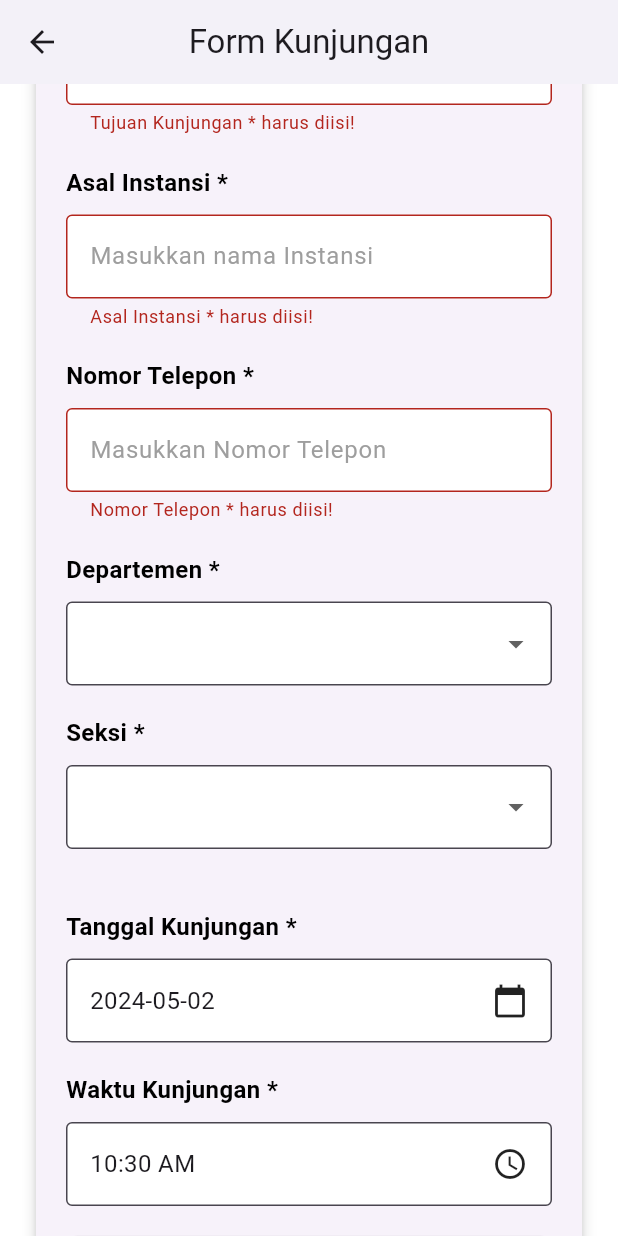
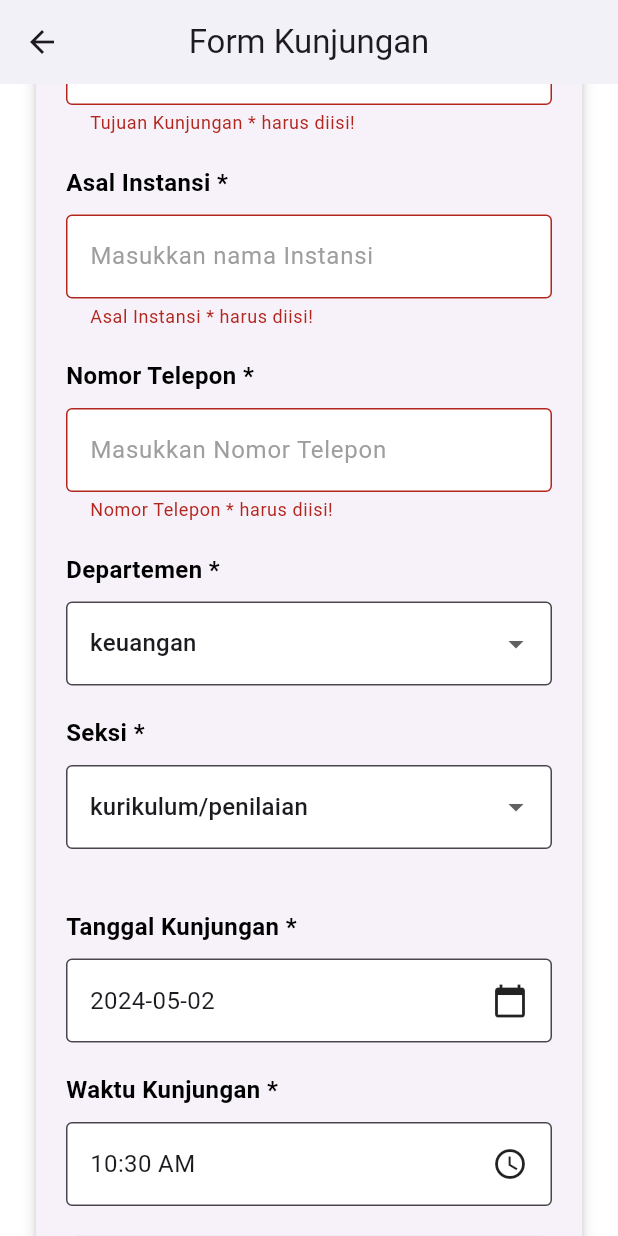
Before and after one commit to Rifqi0509/mobile_fix, a Flutter app: the KunjunganPage screen opened directly, scrolled down 377 dp, after a tap on "Ajukan Kunjungan", on a phone screen of 412 x 824 dp. Run offline on Flutter 3.47's test engine with Material 3 defaults, Android fonts, the phone set to English and light mode, and no system bars.

Commit message:
update baru

```diff
--- a/lib/dashboard/kunjungan.dart
+++ b/lib/dashboard/kunjungan.dart
@@ -17,8 +17,6 @@ class _KunjunganPageState extends State<KunjunganPage> {
   final TextEditingController _pihakController = TextEditingController();
   DateTime _selectedDate = DateTime.now();
   TimeOfDay _selectedTime = TimeOfDay.now();
-  String _selectedDepartemen = '';
-  String _selectedSeksi = '';
   bool _namaIsFilled = true;
   bool _alamatIsFilled = true;
   bool _tujuanIsFilled = true;
@@ -26,25 +24,28 @@ class _KunjunganPageState extends State<KunjunganPage> {
   bool _kontakIsFilled = true;
   bool _pihakIsSelected = true;
 
-  final Map<String, List<String>> _departemenOptions = {
-    'Departemen': [
+  // Variabel untuk menyimpan nilai dropdown departemen dan seksi yang dipilih
+  String _selectedDepartemen = 'keuangan';
+  String _selectedSeksi = 'kurikulum/penilaian';
+
+  // List pilihan untuk departemen dan seksi
+  List<String> departemenOptions = [
     'keuangan',
     'ketenagakerjaan',
     'paud/tk',
     'sd',
     'smp',
-      'perencanaan'
-    ],
-  };
+    'perencanaan',
+    'lainnya'
+  ];
 
-  final Map<String, List<String>> _seksiOptions = {
-    'Seksi': [
+  List<String> seksiOptions = [
     'kurikulum/penilaian',
     'sarana/prasarana',
     'pendidik_sd',
-      'pendidik_smp'
-    ],
-  };
+    'pendidik_smp',
+    'lainnya'
+  ];
 
   @override
   Widget build(BuildContext context) {
@@ -127,25 +128,35 @@ class _KunjunganPageState extends State<KunjunganPage> {
                         isFilled: _kontakIsFilled,
                         keyboardType: TextInputType.phone,
                       ),
-                      _buildDropdownField(
+                      _buildDropdown(
                         labelText: 'Departemen *',
-                        items: _departemenOptions.keys.toList(),
-                        onItemSelected: (selectedDepartemen) {
+                        value: _selectedDepartemen,
+                        onChanged: (newValue) {
                           setState(() {
-                            _selectedDepartemen = selectedDepartemen!;
+                            _selectedDepartemen = newValue.toString();
                           });
                         },
-                        options: _departemenOptions,
+                        items: departemenOptions.map((String value) {
+                          return DropdownMenuItem<String>(
+                            value: value,
+                            child: Text(value),
+                          );
+                        }).toList(),
                       ),
-                      _buildDropdownField(
+                      _buildDropdown(
                         labelText: 'Seksi *',
-                        items: _seksiOptions.keys.toList(),
-                        onItemSelected: (selectedSeksi) {
+                        value: _selectedSeksi,
+                        onChanged: (newValue) {
                           setState(() {
-                            _selectedSeksi = selectedSeksi!;
+                            _selectedSeksi = newValue.toString();
                           });
                         },
-                        options: _seksiOptions,
+                        items: seksiOptions.map((String value) {
+                          return DropdownMenuItem<String>(
+                            value: value,
+                            child: Text(value),
+                          );
+                        }).toList(),
                       ),
                       const SizedBox(height: 20),
                       const Text(
@@ -297,11 +308,11 @@ class _KunjunganPageState extends State<KunjunganPage> {
     );
   }
 
-  Widget _buildDropdownField({
+  Widget _buildDropdown({
     required String labelText,
-    required List<String> items,
-    required Function(String?) onItemSelected,
-    required Map<String, List<String>> options,
+    required String value,
+    required Function onChanged,
+    required List<DropdownMenuItem<String>> items,
   }) {
     return Column(
       crossAxisAlignment: CrossAxisAlignment.start,
@@ -315,19 +326,12 @@ class _KunjunganPageState extends State<KunjunganPage> {
           ),
         ),
         const SizedBox(height: 10),
-        DropdownButtonFormField<String>(
-          value: labelText == 'Departemen *'
-              ? _selectedDepartemen
-              : _selectedSeksi,
-          onChanged: onItemSelected,
-          items: items.map((String value) {
-            return DropdownMenuItem<String>(
+        DropdownButtonFormField(
           value: value,
-              child: Text(value),
-            );
-          }).toList(),
-          decoration: const InputDecoration(
-            border: OutlineInputBorder(),
+          onChanged: onChanged as void Function(String?)?,
+          items: items,
+          decoration: InputDecoration(
+            border: const OutlineInputBorder(),
             filled: true,
             fillColor: Colors.white,
           ),
@@ -343,8 +347,6 @@ class _KunjunganPageState extends State<KunjunganPage> {
     _tujuanIsFilled = _tujuanController.text.isNotEmpty;
     _perusahaanIsFilled = _perusahaanController.text.isNotEmpty;
     _kontakIsFilled = _kontakController.text.isNotEmpty;
-    _pihakIsSelected =
-        _selectedDepartemen.isNotEmpty && _selectedSeksi.isNotEmpty;
 
     setState(() {});
 
@@ -352,8 +354,7 @@ class _KunjunganPageState extends State<KunjunganPage> {
         _alamatIsFilled &&
         _tujuanIsFilled &&
         _perusahaanIsFilled &&
-        _kontakIsFilled &&
-        _pihakIsSelected;
+        _kontakIsFilled;
   }
 
   Future<void> _selectDate(BuildContext context) async {
```
Lines whose indentation alone changed are shown as unchanged.
